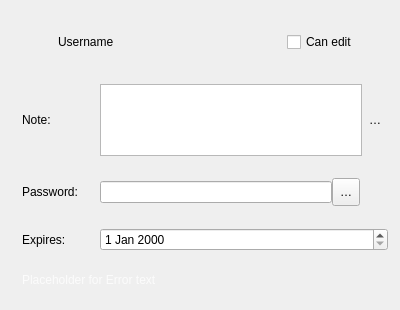
This is src/gui/shareuserline.ui in tokun-mobica/desktop as Qt 5 draws it before an edit. The edited form follows.
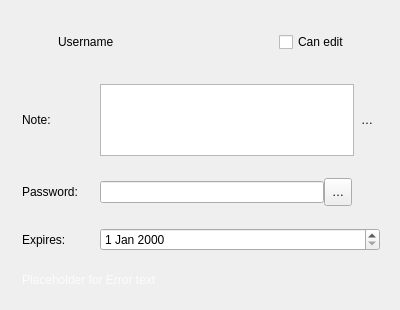
This is the edited form. Icons and pictures are not drawn. Custom widgets are drawn as their Qt base class.

Commit message:
Fix the max height of the share dialog...
- Remove extra scroll bar
- Fix widget margins

What changed in the file:
```diff
--- a/src/gui/shareuserline.ui
+++ b/src/gui/shareuserline.ui
@@ -36,7 +36,7 @@
     <number>0</number>
    </property>
    <property name="rightMargin">
-    <number>12</number>
+    <number>20</number>
    </property>
    <property name="bottomMargin">
     <number>0</number>
```
The commit also changes 3 other files.
